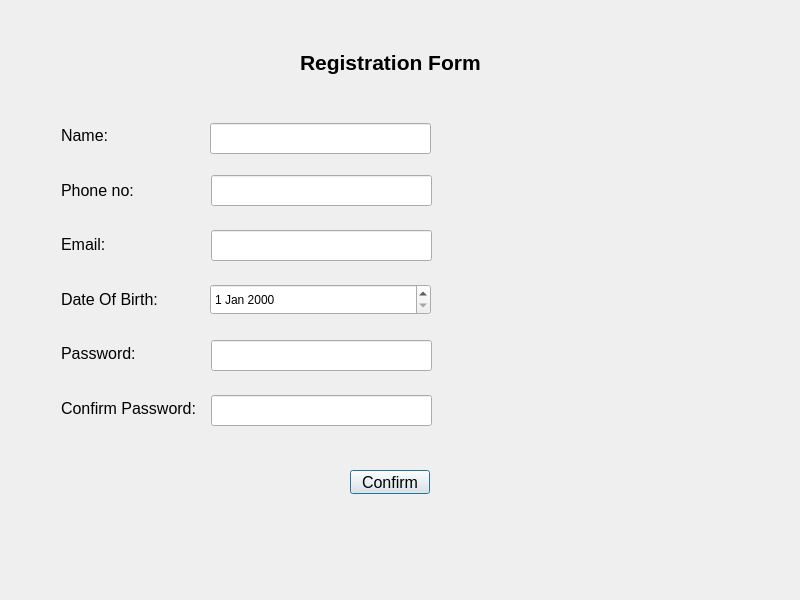
The window that RMS_qt/signup.ui (dev-pratik02/RMS) describes before a commit, drawn with Qt 5.
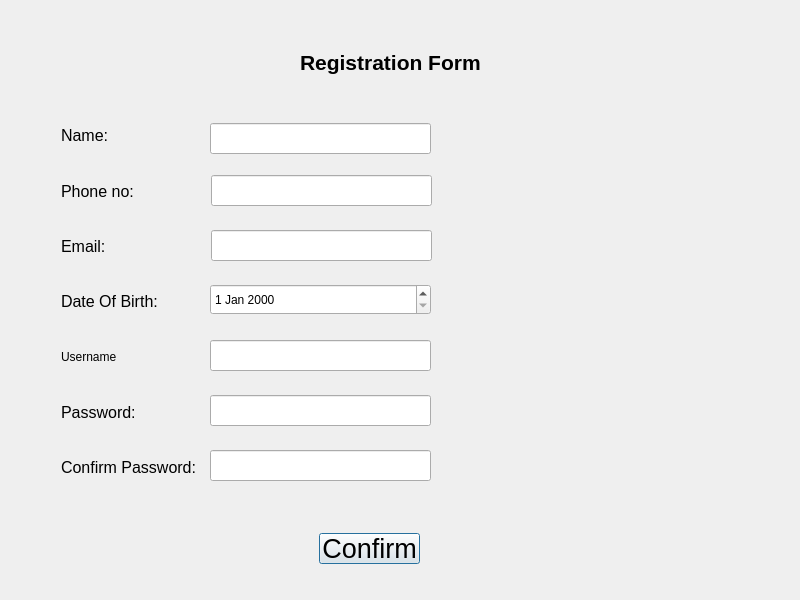
The same window after the commit.

Patch:
```diff
--- a/RMS_qt/signup.ui
+++ b/RMS_qt/signup.ui
@@ -39,7 +39,7 @@
      <x>61</x>
      <y>111</y>
      <width>141</width>
-     <height>321</height>
+     <height>381</height>
     </rect>
    </property>
    <layout class="QVBoxLayout" name="verticalLayout_2">
@@ -95,6 +95,13 @@
       </property>
      </widget>
     </item>
+    <item>
+     <widget class="QLabel" name="label_8">
+      <property name="text">
+       <string>Username</string>
+      </property>
+     </widget>
+    </item>
     <item>
      <widget class="QLabel" name="label_6">
       <property name="font">
@@ -146,8 +153,8 @@
   <widget class="QLineEdit" name="line_confirmpass">
    <property name="geometry">
     <rect>
-     <x>211</x>
-     <y>395</y>
+     <x>210</x>
+     <y>450</y>
      <width>221</width>
      <height>31</height>
     </rect>
@@ -166,8 +173,8 @@
   <widget class="QLineEdit" name="line_password">
    <property name="geometry">
     <rect>
-     <x>211</x>
-     <y>340</y>
+     <x>210</x>
+     <y>395</y>
      <width>221</width>
      <height>31</height>
     </rect>
@@ -176,16 +183,16 @@
   <widget class="QPushButton" name="btn_confirm">
    <property name="geometry">
     <rect>
-     <x>350</x>
-     <y>470</y>
-     <width>80</width>
-     <height>24</height>
+     <x>319</x>
+     <y>533</y>
+     <width>101</width>
+     <height>31</height>
     </rect>
    </property>
    <property name="font">
     <font>
      <family>Arial</family>
-     <pointsize>12</pointsize>
+     <pointsize>20</pointsize>
     </font>
    </property>
    <property name="text">
@@ -202,6 +209,16 @@
     </rect>
    </property>
   </widget>
+  <widget class="QLineEdit" name="input_username">
+   <property name="geometry">
+    <rect>
+     <x>210</x>
+     <y>340</y>
+     <width>221</width>
+     <height>31</height>
+    </rect>
+   </property>
+  </widget>
  </widget>
  <resources/>
  <connections/>
```
